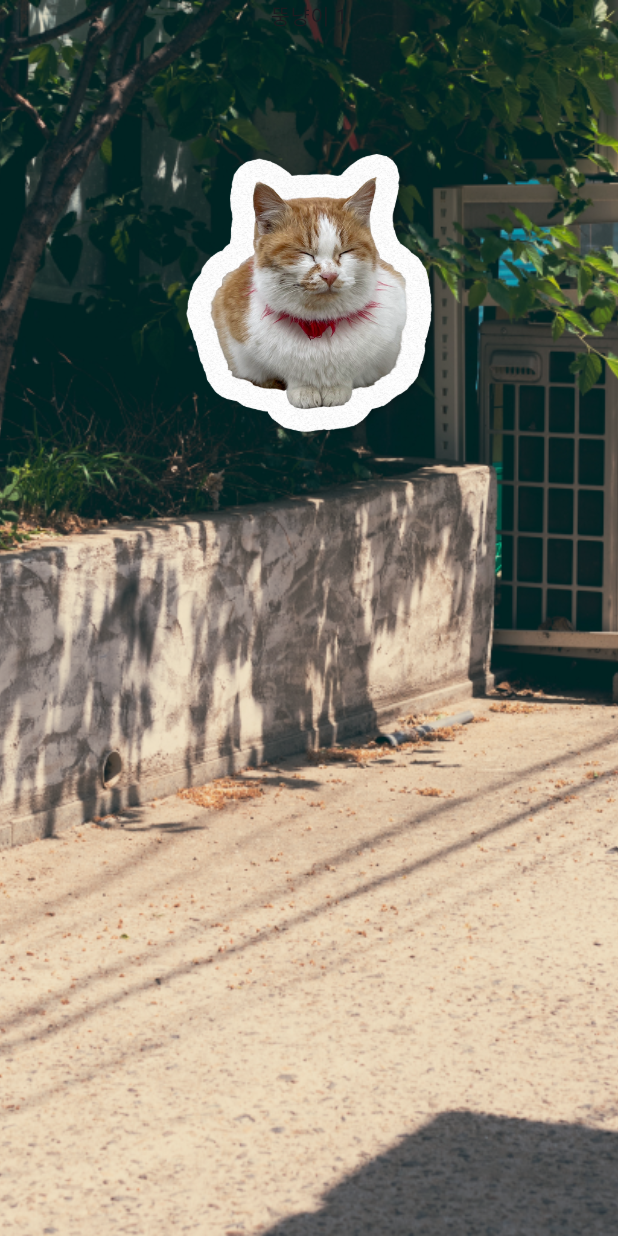
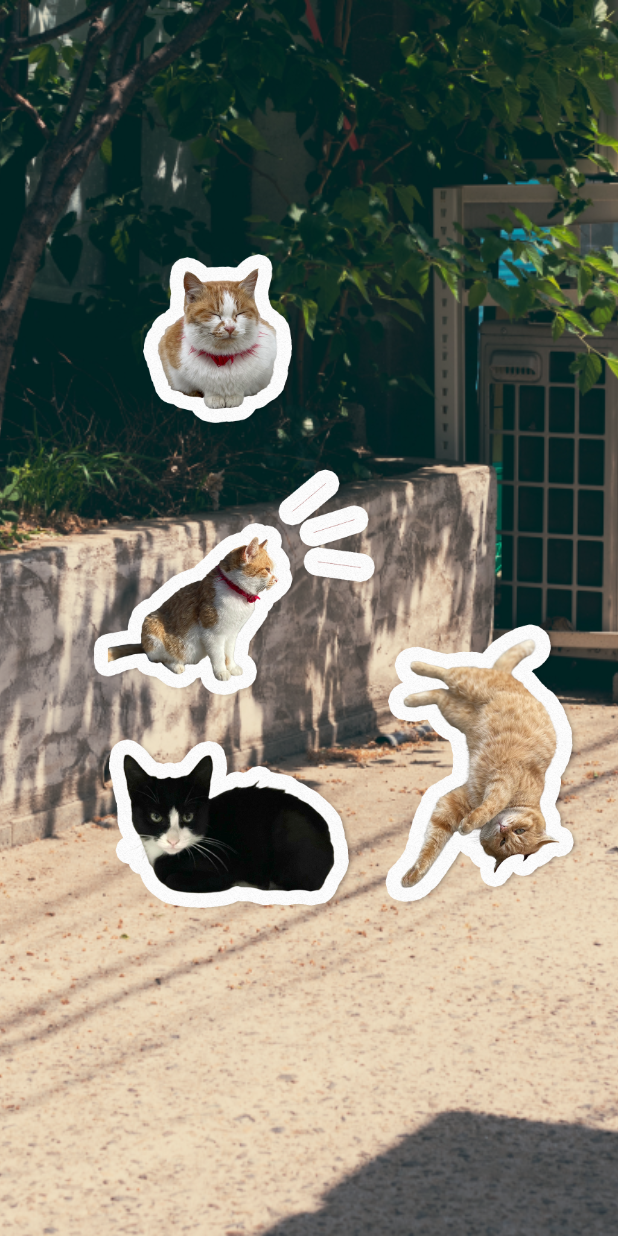
Before and after one commit to hongjyoun/app-two, a Flutter app: the CatSoundScreen screen opened directly, on a phone screen of 412 x 824 dp. Run offline on Flutter 3.47's test engine with Material 3 defaults, Android fonts, the phone set to English and light mode, and no system bars; our stand-ins replace audioplayers.

Commit message:
audio added

```diff
--- a/lib/screens/cat_sound_screen.dart
+++ b/lib/screens/cat_sound_screen.dart
@@ -10,10 +10,42 @@ class CatSoundScreen extends StatefulWidget {
 
 class _CatSoundScreenState extends State<CatSoundScreen> {
   final AudioPlayer _audioPlayer = AudioPlayer();
+  final Map<String, double> _sizes = {
+    "cat1": 250,
+    "cat2": 250,
+    "cat3": 250,
+    "cat4": 250,
+  };
+  final Map<String, double> _positionsTop = {
+    "cat1": 120,
+    "cat2": 300,
+    "cat3": 400,
+    "cat4": 450,
+  };
+  final Map<String, double> _positionsLeft = {
+    "cat1": 20,
+    "cat2": 20,
+    "cat3": 200,
+    "cat4": 20,
+  };
 
-  void _playSound() {
-    String soundPath = 'sounds/cat_sound.mp3';
+  void _playSound(index) {
+    String soundPath = 'sounds/cat_sound_$index.mp3';
     _audioPlayer.play(AssetSource(soundPath));
+  }
+
+  void _makeSmall(context, index) {
+    _sizes["cat$index"] = 230;
+    _positionsTop["cat$index"] = _positionsTop["cat$index"]! + 10;
+    _positionsLeft["cat$index"] = _positionsLeft["cat$index"]! + 10;
+    setState(() => {});
+  }
+
+  void _makeBig(context, index) {
+    _sizes["cat$index"] = 250;
+    _positionsTop["cat$index"] = _positionsTop["cat$index"]! - 10;
+    _positionsLeft["cat$index"] = _positionsLeft["cat$index"]! - 10;
+    setState(() => {});
   }
 
   @override
@@ -31,13 +63,58 @@ class _CatSoundScreenState extends State<CatSoundScreen> {
             ),
           ),
           SafeArea(
-            child: Column(
+            child: Stack(
               children: [
-                const Text("뚱냥이 1"),
-                GestureDetector(
-                  onTap: _playSound,
-                  child: const Image(
-                    image: AssetImage('assets/images/cat1.png'),
+                Positioned(
+                  top: _positionsTop["cat1"],
+                  left: _positionsLeft["cat1"],
+                  child: GestureDetector(
+                    onTap: () => _playSound(1),
+                    onTapDown: (details) => _makeSmall(details, 1),
+                    onTapUp: (details) => _makeBig(details, 1),
+                    child: Image(
+                      width: _sizes["cat1"],
+                      image: const AssetImage('assets/images/cat1.png'),
+                    ),
+                  ),
+                ),
+                Positioned(
+                  top: _positionsTop["cat2"],
+                  left: _positionsLeft["cat2"],
+                  child: GestureDetector(
+                    onTap: () => _playSound(2),
+                    onTapDown: (details) => _makeSmall(details, 2),
+                    onTapUp: (details) => _makeBig(details, 2),
+                    child: Image(
+                      width: _sizes["cat2"],
+                      image: const AssetImage('assets/images/cat3.png'),
+                    ),
+                  ),
+                ),
+                Positioned(
+                  top: _positionsTop["cat3"],
+                  left: _positionsLeft["cat3"],
+                  child: GestureDetector(
+                    onTap: () => _playSound(3),
+                    onTapDown: (details) => _makeSmall(details, 3),
+                    onTapUp: (details) => _makeBig(details, 3),
+                    child: Image(
+                      width: _sizes["cat3"],
+                      image: const AssetImage('assets/images/cat2.png'),
+                    ),
+                  ),
+                ),
+                Positioned(
+                  top: _positionsTop["cat4"],
+                  left: _positionsLeft["cat4"],
+                  child: GestureDetector(
+                    onTap: () => _playSound(4),
+                    onTapDown: (details) => _makeSmall(details, 4),
+                    onTapUp: (details) => _makeBig(details, 4),
+                    child: Image(
+                      width: _sizes["cat4"],
+                      image: const AssetImage('assets/images/cat4.png'),
+                    ),
                   ),
                 ),
               ],
```
Also changed, not shown: assets/images/cat2.png (added), assets/images/cat3.png (added), assets/images/cat4.png (added), 5 other files.
